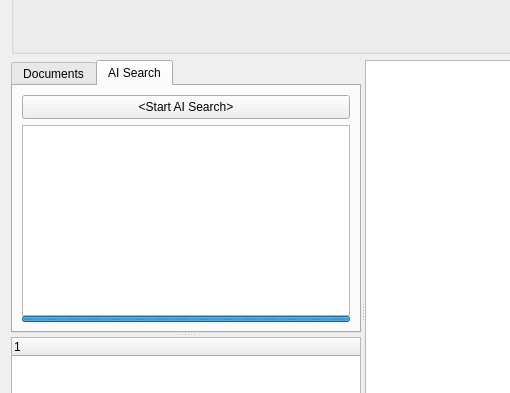
Old version of the form GUI_UIs/ui_dialog_code_text.ui in the repository ccbogel/QualCoder; both pictures show x 0 to 510 and y 123 to 516 of the 1054 by 695 pixel window.
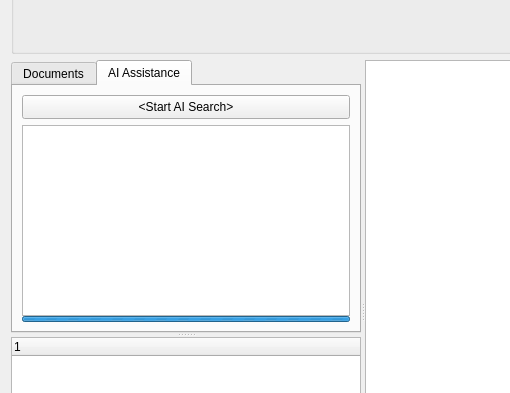
New version of the form.

Commit message:
Renamed tab "AI Search" into "AI Assistance"
While working on the documentation I've realized that the initial "AI Search" feature has developed into a larger process where the search is only the first step. This process would better be called "AI assisted coding".
I have renamed the tab in ui_dialog_code_text ("AI Assistance") and also the corresponding menu entry in ui_main ("AI Assisted Coding").

The edit to the form file:
```diff
--- a/GUI_UIs/ui_dialog_code_text.ui
+++ b/GUI_UIs/ui_dialog_code_text.ui
@@ -769,7 +769,7 @@
          </size>
         </property>
         <attribute name="title">
-         <string>AI Search</string>
+         <string>AI Assistance</string>
         </attribute>
         <attribute name="toolTip">
          <string>Use the AI to find data</string>
```
The commit also changes 3 other files.
